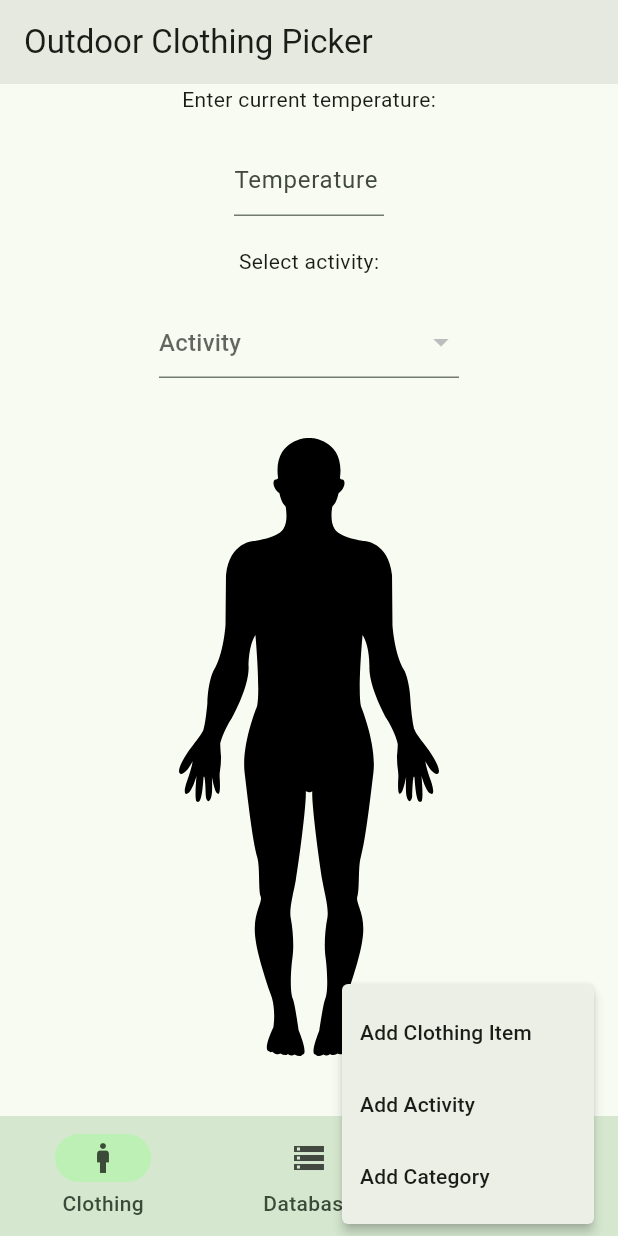
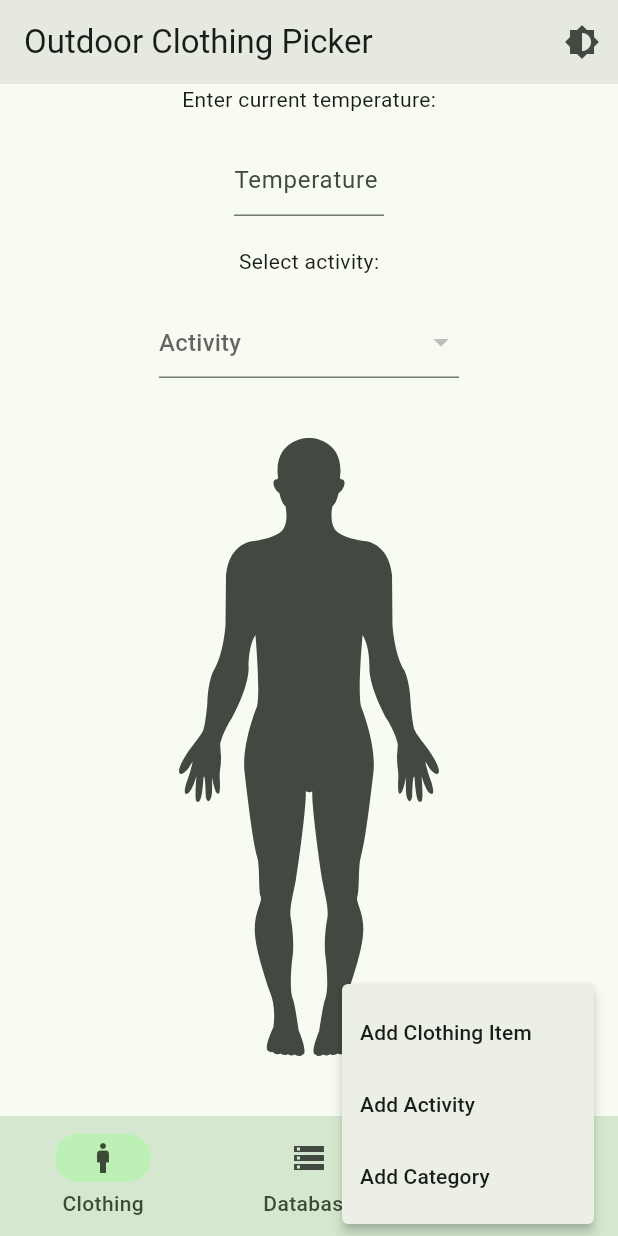
Before and after one commit to tunasoup/outdoor-clothing-picker, a Flutter app: the screen it shows after launch, after a tap on the "add" icon, on a phone screen of 412 x 824 dp. Run offline on Flutter 3.47's test engine with Material 3 defaults, Android fonts, the phone set to English and light mode, and no system bars; our stand-ins replace drift, drift_flutter, flutter_svg; missing offline and left inert: universal_html; accounts and stored records are empty; generated files the repository leaves out were written again; statements that could not run were skipped.

Commit message:
Add dark theme toggle
Also get rid of hardcoded colors

```diff
--- a/lib/main.dart
+++ b/lib/main.dart
@@ -1,7 +1,9 @@
 import 'package:flutter/foundation.dart';
 import 'package:flutter/material.dart';
+import 'package:provider/provider.dart';
 
 import 'package:outdoor_clothing_picker/database/database.dart';
+import 'package:outdoor_clothing_picker/misc/theme.dart';
 import 'package:outdoor_clothing_picker/pages/home_page.dart';
 
 late AppDb db;
@@ -13,7 +15,12 @@ void main() async {
   // Insert default data when not in release mode if the tables are empty
   if (kDebugMode) await insertDefaultDataIfNeeded(db);
 
-  runApp(const MyApp());
+  runApp(
+    ChangeNotifierProvider(
+      create: (context) => ThemeProvider(),
+      child: const MyApp(),
+    ),
+  );
 }
 
 /// Insert default data to [db] if the tables are empty.
@@ -37,7 +44,7 @@ class MyApp extends StatelessWidget {
   Widget build(BuildContext context) {
     return MaterialApp(
       title: 'Outdoor Clothing Picker',
-      theme: ThemeData(colorScheme: ColorScheme.fromSeed(seedColor: Colors.green)),
+      theme: Provider.of<ThemeProvider>(context).themeData,
       home: HomePage(db: db),
     );
   }
--- /dev/null
+++ b/lib/misc/theme.dart
@@ -0,0 +1,23 @@
+import 'package:flutter/material.dart';
+
+const seedColor = Colors.green;
+ThemeData lightMode = ThemeData(colorScheme: ColorScheme.fromSeed(seedColor: seedColor));
+ThemeData darkMode = ThemeData(
+  colorScheme: ColorScheme.fromSeed(seedColor: seedColor, brightness: Brightness.dark),
+);
+
+/// Provider for switching between light and dark mode.
+class ThemeProvider with ChangeNotifier {
+  ThemeData _themeData = lightMode;
+
+  ThemeData get themeData => _themeData;
+
+  set themeData(ThemeData themeData) {
+    _themeData = themeData;
+    notifyListeners();
+  }
+
+  void toggleTheme() {
+    themeData = themeData == lightMode ? darkMode : lightMode;
+  }
+}
--- a/lib/pages/clothing_page.dart
+++ b/lib/pages/clothing_page.dart
@@ -137,10 +137,14 @@ class _ClothingPageState extends State<ClothingPage> {
                     key: _svgKey,
                     child: Stack(
                       children: [
-                        SvgPicture.asset('assets/images/silhouette.svg'),
+                        SvgPicture.asset('assets/images/silhouette.svg',
+                        colorFilter: ColorFilter.mode(
+                          Theme.of(context).colorScheme.onSurfaceVariant,
+                          BlendMode.srcIn,
+                        )),
                         RepaintBoundary(
                           child: CustomPaint(
-                            painter: ClothingPainter(_selectedClothing),
+                            painter: ClothingPainter(context, _selectedClothing),
                             size: Size(200, 200),
                             // TODO: dynamic calculation of size
                           ),
@@ -161,14 +165,17 @@ class _ClothingPageState extends State<ClothingPage> {
 
 /// Draw the selected clothing labels on top of the figure.
 class ClothingPainter extends CustomPainter {
+  BuildContext context;
   final List<ValidClothingResult> clothing;
 
-  ClothingPainter(this.clothing);
+  ClothingPainter(this.context, this.clothing);
 
   @override
   void paint(Canvas canvas, Size size) {
+    final color = Theme.of(context).colorScheme.onSurface;
+
     final linePaint = Paint()
-      ..color = Colors.blue
+      ..color = color
       ..strokeWidth = 2;
     if (kDebugMode) print('Painting');
 
@@ -184,7 +191,7 @@ class ClothingPainter extends CustomPainter {
       final textPainter = TextPainter(
         text: TextSpan(
           text: item.name,
-          style: TextStyle(color: Colors.blue, fontSize: 16),
+          style: TextStyle(color: color, fontSize: 16),
         ),
         textDirection: TextDirection.ltr,
       );
--- a/lib/pages/home_page.dart
+++ b/lib/pages/home_page.dart
@@ -1,6 +1,8 @@
 import 'package:flutter/material.dart';
+import 'package:provider/provider.dart';
 
 import 'package:outdoor_clothing_picker/database/database.dart';
+import 'package:outdoor_clothing_picker/misc/theme.dart';
 import 'package:outdoor_clothing_picker/pages/clothing_page.dart';
 import 'package:outdoor_clothing_picker/pages/data_visualization_page.dart';
 import 'package:outdoor_clothing_picker/pages/settings_page.dart';
@@ -21,7 +23,7 @@ class _HomePageState extends State<HomePage> {
   bool wideScreen = false;
 
   late final List<Widget> pages = [
-    ClothingPage(title: 'Clothing', db: widget.db), // landing page
+    ClothingPage(title: 'Clothing', db: widget.db), // Landing page
     DataVisualizationPage(db: widget.db),
     const SettingsPage(),
   ];
@@ -45,6 +47,14 @@ class _HomePageState extends State<HomePage> {
       appBar: AppBar(
         title: const Text('Outdoor Clothing Picker'),
         backgroundColor: Theme.of(context).colorScheme.surfaceContainerHigh,
+        actions: <Widget>[
+          IconButton(
+            icon: const Icon(Icons.brightness_6),
+            onPressed: () {
+              Provider.of<ThemeProvider>(context, listen: false).toggleTheme();
+            },
+          ),
+        ],
       ),
       body: wideScreen
           ? Row(
--- a/pubspec.yaml
+++ b/pubspec.yaml
@@ -38,6 +38,7 @@ dependencies:
   universal_html: ^2.2.4
   flutter_svg: ^2.2.1
   dropdown_button2: ^2.3.9
+  provider: ^6.1.5+1
 
 dev_dependencies:
   flutter_test:
```
Also changed, not shown: lib/widgets/utils.dart (+7 -2 lines), pubspec.lock.
